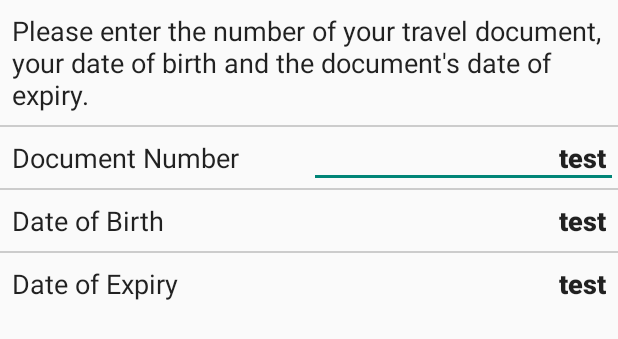
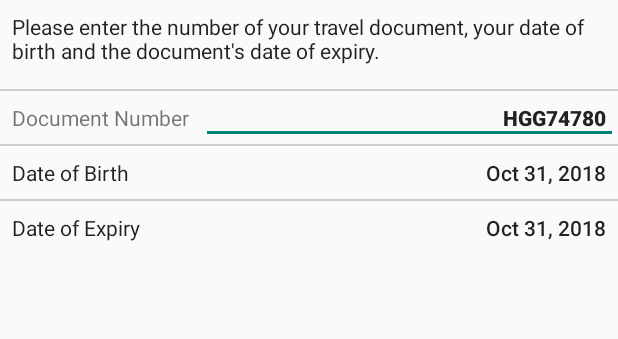
Before and after one commit to AppliedRecognition/Passport-Reader-Android, an Android app: the layout fragment_bacmanual_input.xml on its own in the app's theme, with its tools: preview values and no code run, on a phone screen of 412 x 824 dp. Shown: the top 339 px of the screen. Run offline under Robolectric (Android 15) with nearby library versions, the phone set to English and light mode, and no system bars.

Commit message:
Added Fabric. Moved test app sources to separate sample app. BAC input fragment using constraint layout.

```diff
--- a/build.gradle
+++ b/build.gradle
@@ -14,6 +14,7 @@ buildscript {
         classpath 'com.android.tools.build:gradle:3.1.4'
         classpath 'com.netflix.nebula:gradle-lint-plugin:latest.release'
         classpath 'org.jfrog.buildinfo:build-info-extractor-gradle:4.8.1'
+        classpath 'io.fabric.tools:gradle:1.26.1'
         // NOTE: Do not place your application dependencies here; they belong
         // in the individual module build.gradle files
     }
--- a/mrtdreader/build.gradle
+++ b/mrtdreader/build.gradle
@@ -39,6 +39,7 @@ dependencies {
 
     implementation 'com.android.support:multidex:1.0.3'
     implementation 'com.android.support:appcompat-v7:26.1.0'
+    implementation 'com.android.support.constraint:constraint-layout:1.1.3'
     implementation 'org.jmrtd:jmrtd:0.5.6'
     implementation 'org.ejbca.cvc:cert-cvc:1.4.3'
     implementation 'net.sf.scuba:scuba-sc-android:0.0.9'
--- a/mrtdreader/src/main/res/layout/fragment_bacmanual_input.xml
+++ b/mrtdreader/src/main/res/layout/fragment_bacmanual_input.xml
@@ -1,103 +1,118 @@
-<TableLayout xmlns:android="http://schemas.android.com/apk/res/android"
+<ScrollView  xmlns:android="http://schemas.android.com/apk/res/android"
+    xmlns:app="http://schemas.android.com/apk/res-auto"
     xmlns:tools="http://schemas.android.com/tools"
+    tools:context=".BACInputFragment"
     android:layout_width="match_parent"
-    android:layout_height="wrap_content"
-    tools:context=".BACInputFragment">
+    android:layout_height="match_parent">
+<android.support.constraint.ConstraintLayout
+    android:layout_width="match_parent"
+    android:layout_height="wrap_content">
 
     <TextView
+        android:id="@+id/textView2"
         android:layout_width="match_parent"
         android:layout_height="wrap_content"
         android:padding="@dimen/bac_table_padding"
         android:text="@string/bac_manual_entry_hdr"
         android:textAlignment="viewStart"
-        android:textAppearance="@style/TextAppearance.AppCompat.Body1"
-        android:textSize="18sp" />
+        android:textAppearance="@style/TextAppearance.AppCompat.Body1" />
 
-    <View android:layout_width="match_parent" android:layout_height="1dp" android:background="@color/bacTableRowSeparator" />
+    <View
+        android:id="@+id/separator1"
+        android:layout_width="match_parent"
+        android:layout_height="1dp"
+        android:layout_marginTop="8dp"
+        android:background="@color/bacTableRowSeparator"
+        app:layout_constraintTop_toBottomOf="@id/textView2" />
 
-    <TableRow>
 
     <TextView
-            style="@style/FormLabel"
+        android:id="@+id/textView3"
         android:layout_width="0dp"
         android:layout_height="wrap_content"
-            android:layout_weight="1"
         android:padding="@dimen/bac_table_padding"
         android:text="@string/pp_info_lbl_doc_number"
-            android:textAppearance="@style/TextAppearance.AppCompat.Body1"
-            android:textSize="18sp" />
+        app:layout_constraintTop_toBottomOf="@id/separator1" />
 
     <EditText
         android:id="@+id/txt_doc_number"
-            style="@style/Widget.AppCompat.EditText"
         android:layout_width="0dp"
         android:layout_height="wrap_content"
         android:layout_weight="1"
         android:gravity="end"
+        android:hint="@string/document_number"
         android:inputType="textCapCharacters|textNoSuggestions"
         android:maxLength="9"
         android:maxLines="1"
         android:padding="@dimen/bac_table_padding"
-            android:text="test"
+        android:text="HGG74780"
         android:textAlignment="viewEnd"
         android:textAppearance="@style/TextAppearance.AppCompat.Body2"
-            android:textSize="18sp"
-            android:textStyle="bold" />
-    </TableRow>
+        android:textStyle="bold"
+        app:layout_constraintEnd_toEndOf="parent"
+        app:layout_constraintStart_toEndOf="@+id/textView3"
+        app:layout_constraintTop_toBottomOf="@id/separator1" />
 
-    <View android:layout_width="match_parent" android:layout_height="1dp" android:background="@color/bacTableRowSeparator" />
-
-    <TableRow>
+    <View
+        android:id="@+id/separator2"
+        android:layout_width="match_parent"
+        android:layout_height="1dp"
+        android:background="@color/bacTableRowSeparator"
+        app:layout_constraintTop_toBottomOf="@id/textView3"/>
 
     <TextView
-            style="@style/FormLabel"
+        android:id="@+id/textView4"
         android:layout_width="0dp"
         android:layout_height="wrap_content"
         android:layout_weight="1"
         android:padding="@dimen/bac_table_padding"
         android:text="@string/pp_info_lbl_dob"
         android:textAppearance="@style/TextAppearance.AppCompat.Body1"
-            android:textSize="18sp" />
+        app:layout_constraintStart_toStartOf="parent"
+        app:layout_constraintTop_toBottomOf="@id/separator2"/>
 
     <TextView
         android:id="@+id/tv_dob"
-            style="@style/FormField"
         android:layout_width="0dp"
         android:layout_height="wrap_content"
         android:layout_weight="1"
+        android:gravity="end"
         android:padding="8dp"
-            android:text="test"
+        android:text="Oct 31, 2018"
         android:textAlignment="viewEnd"
-            android:gravity="end"
         android:textAppearance="@style/TextAppearance.AppCompat.Body2"
-            android:textSize="18sp" />
-    </TableRow>
+        app:layout_constraintEnd_toEndOf="parent"
+        app:layout_constraintTop_toBottomOf="@id/separator2"/>
 
-    <View android:layout_width="match_parent" android:layout_height="1dp" android:background="@color/bacTableRowSeparator" />
-
-    <TableRow>
+    <View
+        android:id="@+id/separator3"
+        android:layout_width="match_parent"
+        android:layout_height="1dp"
+        android:background="@color/bacTableRowSeparator"
+        app:layout_constraintTop_toBottomOf="@id/textView4"/>
 
     <TextView
-            style="@style/FormLabel"
+        android:id="@+id/textView5"
         android:layout_width="0dp"
         android:layout_height="wrap_content"
         android:layout_weight="1"
         android:padding="@dimen/bac_table_padding"
         android:text="@string/pp_info_lbl_doc_expiry"
         android:textAppearance="@style/TextAppearance.AppCompat.Body1"
-            android:textSize="18sp" />
+        app:layout_constraintTop_toBottomOf="@id/separator3"/>
 
     <TextView
         android:id="@+id/tv_expiry"
-            style="@style/FormField"
         android:layout_width="0dp"
         android:layout_height="wrap_content"
         android:layout_weight="1"
+        android:gravity="end"
         android:padding="8dp"
-            android:text="test"
-            android:gravity="end"
+        android:text="Oct 31, 2018"
         android:textAlignment="viewEnd"
         android:textAppearance="@style/TextAppearance.AppCompat.Body2"
-            android:textSize="18sp" />
-    </TableRow>
-</TableLayout>
+        app:layout_constraintTop_toBottomOf="@id/separator3"
+        app:layout_constraintStart_toEndOf="@id/textView5"
+        app:layout_constraintEnd_toEndOf="parent"/>
+</android.support.constraint.ConstraintLayout>
+</ScrollView>
--- a/mrtdreader/src/main/res/values/strings.xml
+++ b/mrtdreader/src/main/res/values/strings.xml
@@ -24,6 +24,7 @@
     <string name="gender_code_unspecified">Unspecified</string>
     <string name="gender_code_unknown">Unknown</string>
     <string name="travel_document_reader">Travel Document Reader</string>
+    <string name="document_number">Number</string>
 
     <!-- date picker dialog -->
 
--- a/testapp/src/main/res/layout/activity_face_comparison_result.xml
+++ b/testapp/src/main/res/layout/activity_face_comparison_result.xml
@@ -58,7 +58,7 @@
         app:layout_constraintStart_toStartOf="@+id/faceImage" />
 
     <TextView
-        android:id="@+id/score"
+        android:id="@+id/result"
         android:layout_width="wrap_content"
         android:layout_height="wrap_content"
         android:layout_marginEnd="8dp"
--- a/testapp/src/main/res/values/strings.xml
+++ b/testapp/src/main/res/values/strings.xml
@@ -24,4 +24,5 @@
     <string name="nationality">Nationality</string>
     <string name="gender">Gender</string>
     <string name="date_of_birth">Date of birth</string>
+    <string name="passed">Passed</string>
 </resources>
```
Also changed, not shown: mrtdreader/src/main/java/com/appliedrec/mrtdreader/BACInputFragment.java (+5 -9 lines), testapp/build.gradle (+11 -4 lines), testapp/src/main/AndroidManifest.xml (+8 -3 lines), testapp/src/main/java/com/appliedrec/mrtd_reader_sample/MRTDReaderApplication.java (added, +17 -0 lines), testapp/src/main/java/com/appliedrec/testapp/FaceComparisonResult.java (deleted, +0 -29 lines), testapp/src/main/java/com/appliedrec/testapp/MainActivity.java (deleted, +0 -115 lines), testapp/src/main/java/com/appliedrec/testapp/ScanResultActivity.java (deleted, +0 -271 lines), 2 other files. Lines whose indentation alone changed are shown as unchanged.
